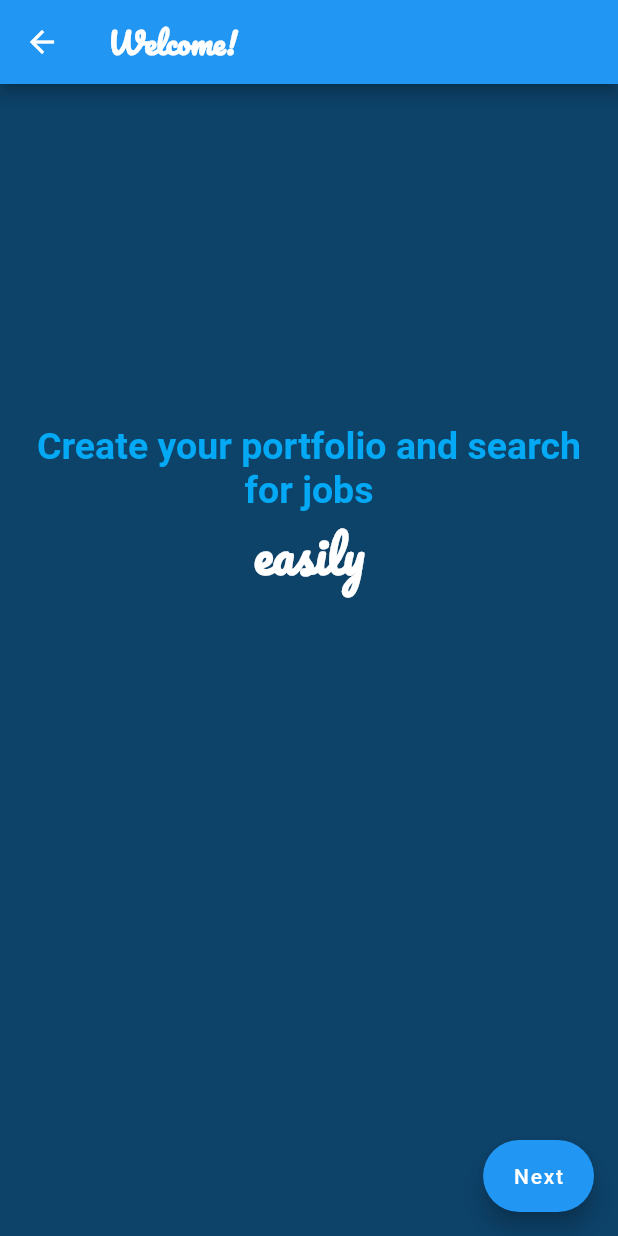
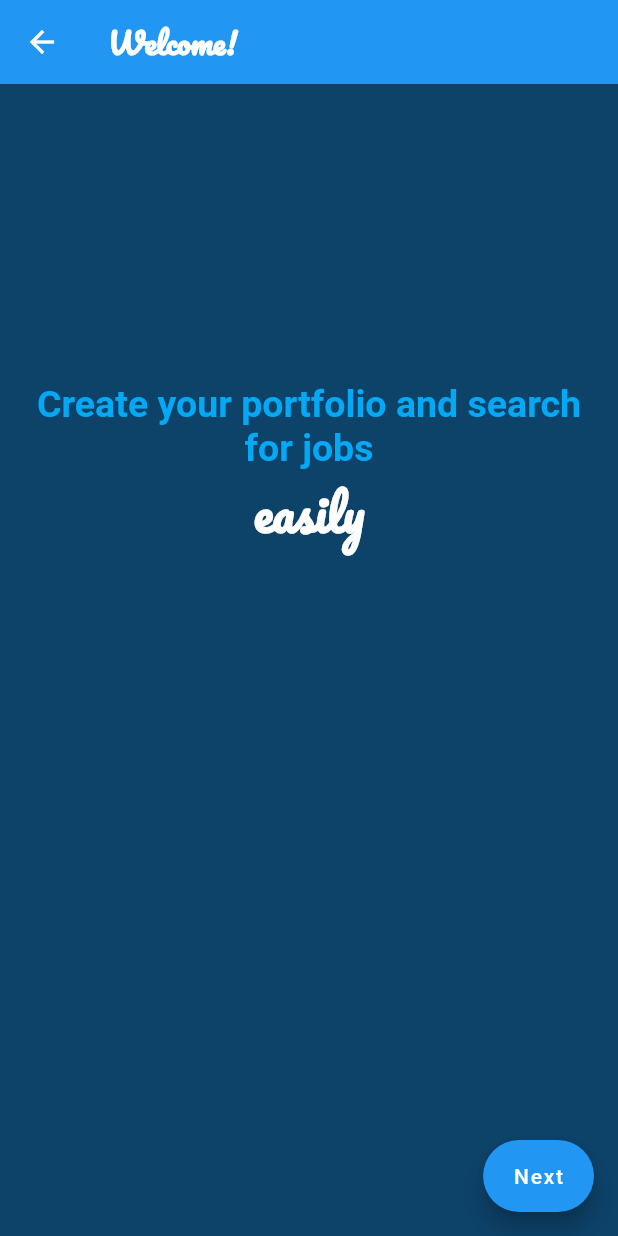
Before and after one commit to Falchizao/worker_client, a Flutter app: the LetsGetStartedPage screen opened directly, on a phone screen of 412 x 824 dp. Run offline on Flutter 3.47's test engine with Material 2 defaults, Android fonts, the phone set to English and light mode, and no system bars; our stand-ins replace faker, flutter_secure_storage, flutter_svg, fluttertoast, get, google_fonts and 3 more; accounts and stored records are empty.

Commit message:
feat: appbar props

```diff
--- a/lib/modules/content/lets_start.dart
+++ b/lib/modules/content/lets_start.dart
@@ -14,8 +14,10 @@ class _LetsGetStartedPageState extends State<LetsGetStartedPage> {
   @override
   Widget build(BuildContext context) {
     return Scaffold(
+      extendBodyBehindAppBar: true,
       backgroundColor: const Color.fromARGB(255, 13, 66, 105),
       appBar: AppBar(
+        elevation: 0,
         title: Text(
           'Welcome!',
           style: GoogleFonts.pacifico(
```
